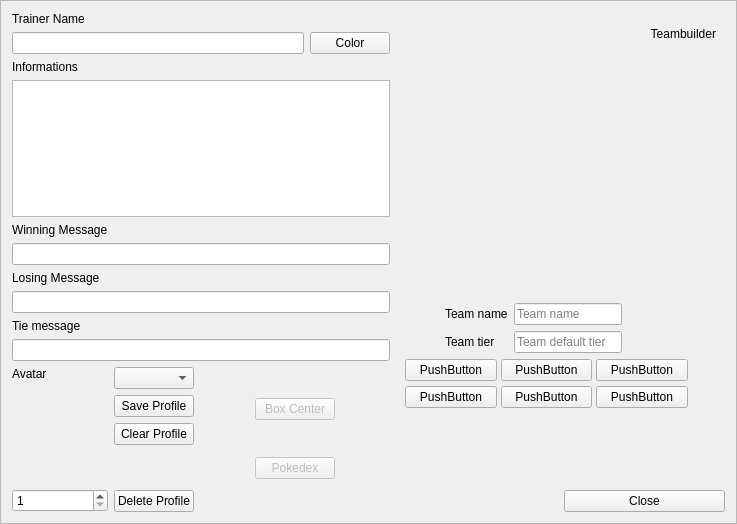
Old version of the form src/Teambuilder/Teambuilder/trainermenu.ui in the repository po-devs/pokemon-online.
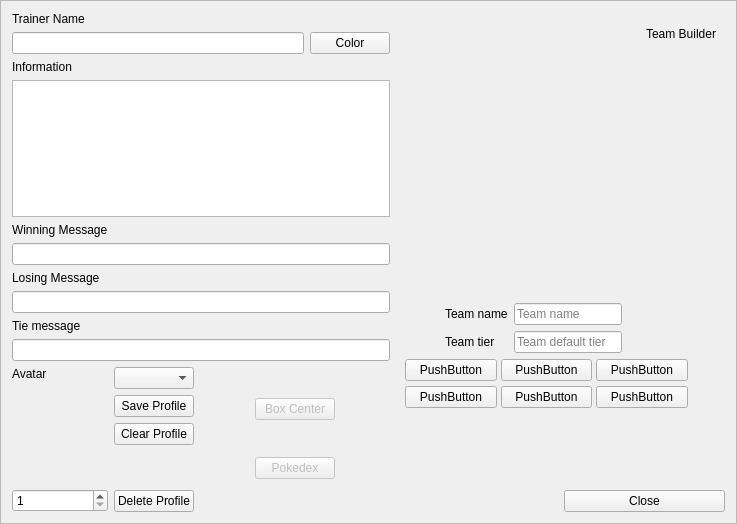
New version of the form. Custom widgets are drawn as their Qt base class.

Commit message: Fixed stat problem in RBY

The edit to the form file:
```diff
--- a/src/Teambuilder/Teambuilder/trainermenu.ui
+++ b/src/Teambuilder/Teambuilder/trainermenu.ui
@@ -56,7 +56,7 @@
      <item>
       <widget class="QLabel" name="informationsLabel">
        <property name="text">
-        <string>Informations</string>
+        <string>Information</string>
        </property>
        <property name="buddy">
         <cstring>infos</cstring>
@@ -288,7 +288,7 @@
       <item>
        <widget class="QLabel" name="teambuilderLabel">
         <property name="text">
-         <string>Teambuilder</string>
+         <string>Team Builder</string>
         </property>
         <property name="alignment">
          <set>Qt::AlignRight|Qt::AlignTrailing|Qt::AlignVCenter</set>
```
The commit also changes 1 other file.
